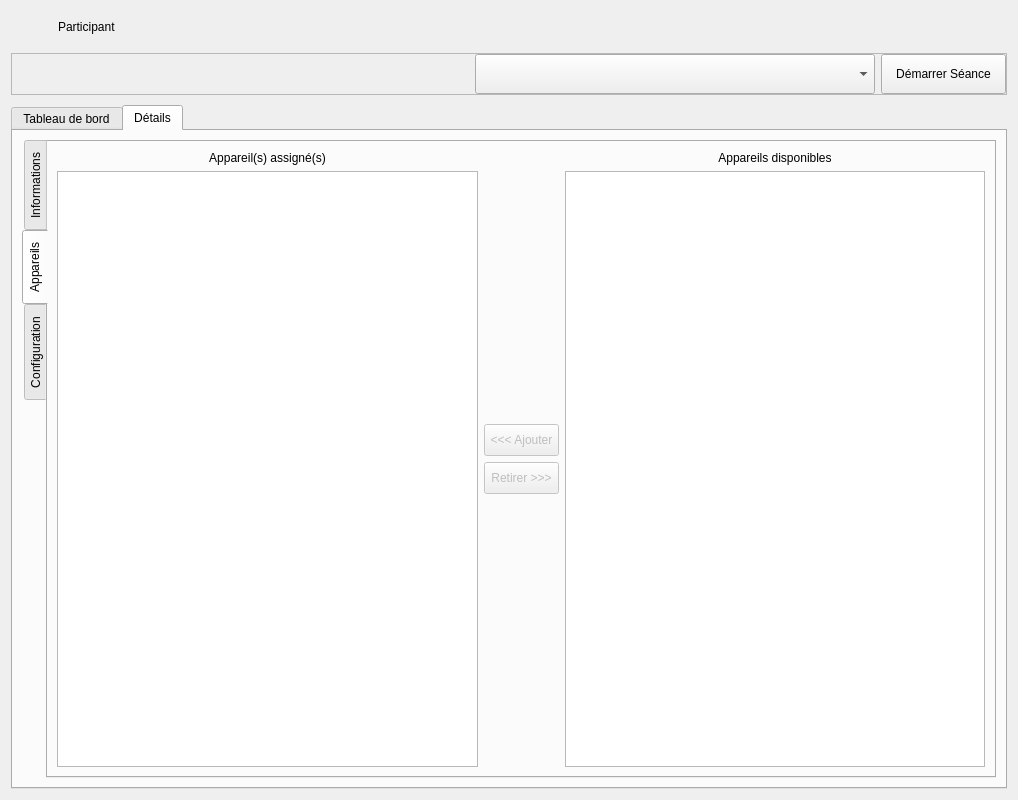
Old version of the form client/src/editors/ParticipantWidget.ui in the repository introlab/openteraplus.
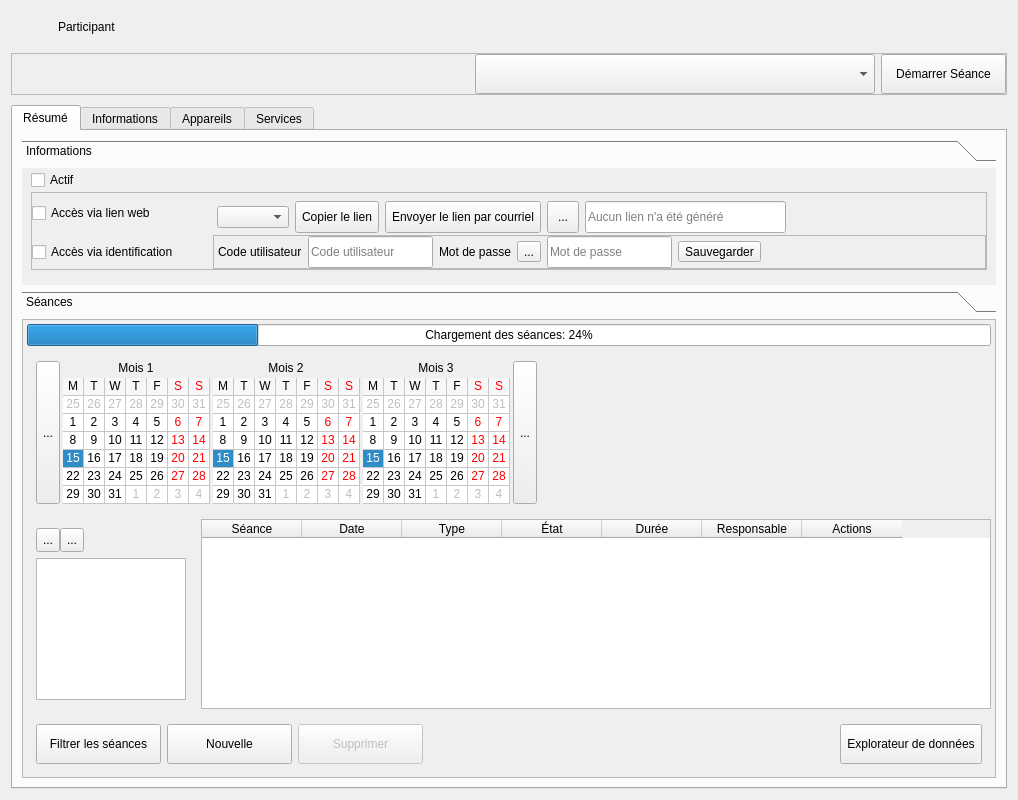
New version of the form. The open tabs and pages were chosen to show the change. Icons and pictures are not drawn. Custom widgets are drawn as their Qt base class.

```diff
--- a/client/src/editors/ParticipantWidget.ui
+++ b/client/src/editors/ParticipantWidget.ui
@@ -360,7 +360,13 @@
       </sizepolicy>
      </property>
      <property name="currentIndex">
-      <number>0</number>
+      <number>3</number>
+     </property>
+     <property name="iconSize">
+      <size>
+       <width>20</width>
+       <height>20</height>
+      </size>
      </property>
      <widget class="QWidget" name="tabDashboard">
       <property name="sizePolicy">
@@ -374,7 +380,7 @@
         <normaloff>:/icons/dashboard.png</normaloff>:/icons/dashboard.png</iconset>
       </attribute>
       <attribute name="title">
-       <string>Tableau de bord</string>
+       <string>Résumé</string>
       </attribute>
       <layout class="QVBoxLayout" name="verticalLayout_10">
        <item>
@@ -400,7 +406,7 @@
             <x>0</x>
             <y>0</y>
             <width>978</width>
-            <height>111</height>
+            <height>110</height>
            </rect>
           </property>
           <property name="sizePolicy">
@@ -911,7 +917,7 @@
             <x>0</x>
             <y>0</y>
             <width>978</width>
-            <height>439</height>
+            <height>437</height>
            </rect>
           </property>
           <attribute name="label">
@@ -968,7 +974,7 @@
                 <x>0</x>
                 <y>0</y>
                 <width>976</width>
-                <height>448</height>
+                <height>439</height>
                </rect>
               </property>
               <layout class="QVBoxLayout" name="verticalLayout_5">
@@ -1670,24 +1676,7 @@
        </item>
       </layout>
      </widget>
-     <widget class="QWidget" name="tabDetails">
-      <attribute name="icon">
-       <iconset resource="../../resources/TeraClient.qrc">
-        <normaloff>:/icons/details.png</normaloff>:/icons/details.png</iconset>
-      </attribute>
-      <attribute name="title">
-       <string>Détails</string>
-      </attribute>
-      <layout class="QVBoxLayout" name="verticalLayout_11">
-       <item>
-        <widget class="QTabWidget" name="tabInfos">
-         <property name="tabPosition">
-          <enum>QTabWidget::West</enum>
-         </property>
-         <property name="currentIndex">
-          <number>1</number>
-         </property>
-         <widget class="QWidget" name="tabParticipant">
+     <widget class="QWidget" name="tabInfos">
           <attribute name="icon">
            <iconset resource="../../resources/TeraClient.qrc">
             <normaloff>:/icons/patient.png</normaloff>:/icons/patient.png</iconset>
@@ -1839,7 +1828,7 @@
                 <bool>true</bool>
                </property>
                <property name="sizePolicy">
-                <sizepolicy hsizetype="Preferred" vsizetype="Expanding">
+            <sizepolicy hsizetype="Expanding" vsizetype="Expanding">
                  <horstretch>0</horstretch>
                  <verstretch>0</verstretch>
                 </sizepolicy>
@@ -1881,20 +1870,20 @@
                 <bool>false</bool>
                </property>
                <property name="sizePolicy">
-                <sizepolicy hsizetype="Maximum" vsizetype="Fixed">
+            <sizepolicy hsizetype="Preferred" vsizetype="Preferred">
                  <horstretch>0</horstretch>
                  <verstretch>0</verstretch>
                 </sizepolicy>
                </property>
                <property name="minimumSize">
                 <size>
-                 <width>75</width>
+             <width>200</width>
                  <height>32</height>
                 </size>
                </property>
                <property name="maximumSize">
                 <size>
-                 <width>75</width>
+             <width>16777215</width>
                  <height>16777215</height>
                 </size>
                </property>
@@ -1912,20 +1901,20 @@
                 <bool>false</bool>
                </property>
                <property name="sizePolicy">
-                <sizepolicy hsizetype="Maximum" vsizetype="Fixed">
+            <sizepolicy hsizetype="Preferred" vsizetype="Preferred">
                  <horstretch>0</horstretch>
                  <verstretch>0</verstretch>
                 </sizepolicy>
                </property>
                <property name="minimumSize">
                 <size>
-                 <width>75</width>
+             <width>200</width>
                  <height>32</height>
                 </size>
                </property>
                <property name="maximumSize">
                 <size>
-                 <width>75</width>
+             <width>16777215</width>
                  <height>16777215</height>
                 </size>
                </property>
@@ -1967,26 +1956,64 @@
              <item>
               <widget class="QListWidget" name="lstAvailDevices">
                <property name="sizePolicy">
-                <sizepolicy hsizetype="Preferred" vsizetype="Expanding">
+            <sizepolicy hsizetype="Expanding" vsizetype="Expanding">
                  <horstretch>0</horstretch>
                  <verstretch>0</verstretch>
                 </sizepolicy>
                </property>
+           <property name="editTriggers">
+            <set>QAbstractItemView::NoEditTriggers</set>
+           </property>
+           <property name="dragDropMode">
+            <enum>QAbstractItemView::NoDragDrop</enum>
+           </property>
+           <property name="defaultDropAction">
+            <enum>Qt::IgnoreAction</enum>
+           </property>
+           <property name="iconSize">
+            <size>
+             <width>24</width>
+             <height>24</height>
+            </size>
+           </property>
               </widget>
              </item>
             </layout>
            </item>
           </layout>
          </widget>
-         <widget class="QWidget" name="tabConfig">
+     <widget class="QWidget" name="tabServices">
           <attribute name="icon">
            <iconset resource="../../resources/TeraClient.qrc">
             <normaloff>:/icons/config.png</normaloff>:/icons/config.png</iconset>
           </attribute>
           <attribute name="title">
-           <string>Configuration</string>
-          </attribute>
-          <layout class="QVBoxLayout" name="verticalLayout_16">
+       <string>Services</string>
+      </attribute>
+      <layout class="QVBoxLayout" name="verticalLayout_12">
+       <item>
+        <widget class="QTabWidget" name="tabServicesDetails">
+         <property name="tabPosition">
+          <enum>QTabWidget::West</enum>
+         </property>
+         <property name="currentIndex">
+          <number>0</number>
+         </property>
+         <property name="iconSize">
+          <size>
+           <width>20</width>
+           <height>20</height>
+          </size>
+         </property>
+         <widget class="QWidget" name="tabServiceParams">
+          <attribute name="icon">
+           <iconset resource="../../resources/TeraClient.qrc">
+            <normaloff>:/icons/options.png</normaloff>:/icons/options.png</iconset>
+          </attribute>
+          <attribute name="title">
+           <string>Paramètres</string>
+          </attribute>
+          <layout class="QVBoxLayout" name="verticalLayout_18">
            <item>
             <widget class="QWidget" name="wdgServiceConfig" native="true"/>
            </item>
```
Left out of the diff: 14 changed lines with no effect on the pictures. Lines whose indentation alone changed are shown as unchanged.
